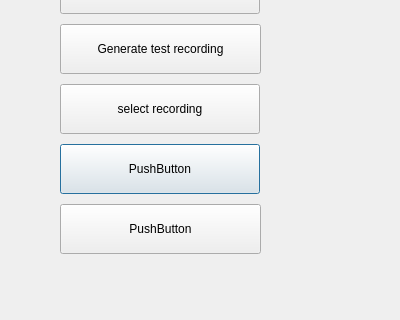
Old version of the form analysisdialog.ui in the repository PCSchool/demonstrator; both pictures show x 0 to 400 and y 146 to 466 of the 400 by 466 pixel window.
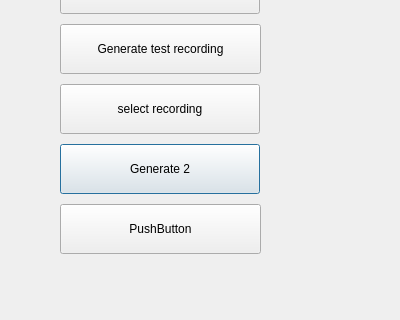
New version of the form.

Patch:
```diff
--- a/analysisdialog.ui
+++ b/analysisdialog.ui
@@ -35,7 +35,7 @@
     </size>
    </property>
    <property name="text">
-    <string>PushButton</string>
+    <string>Generate 2</string>
    </property>
   </widget>
   <widget class="QPushButton" name="btnBear">
```
Left out of the diff: 2 changed lines with no effect on the pictures.
